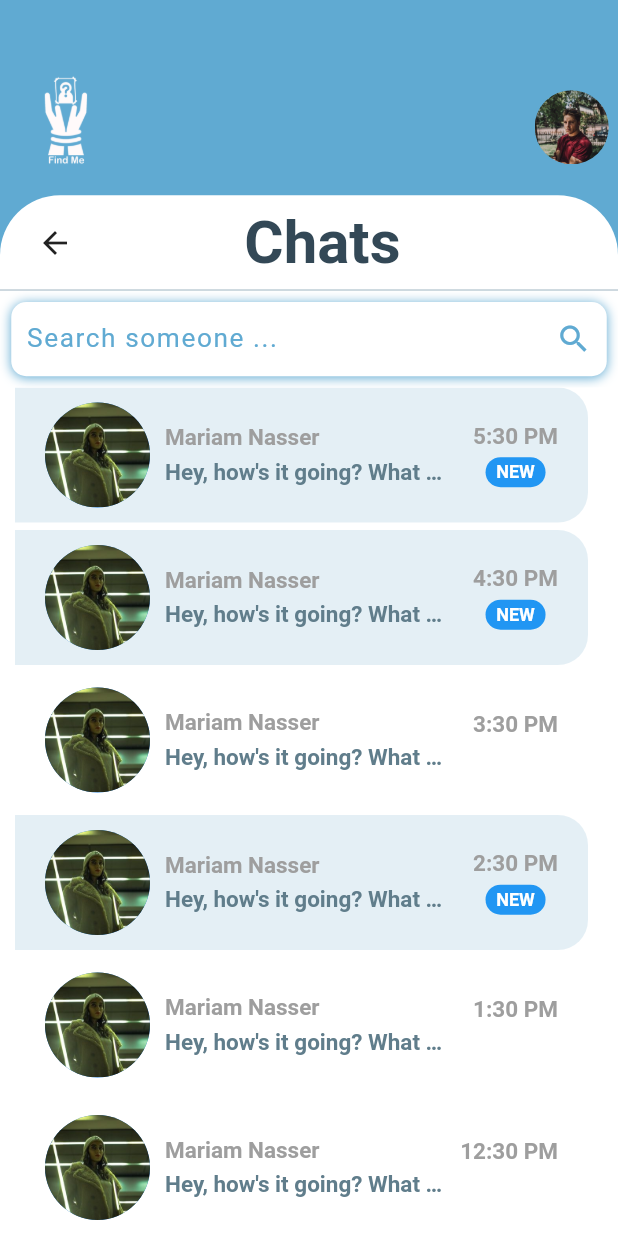
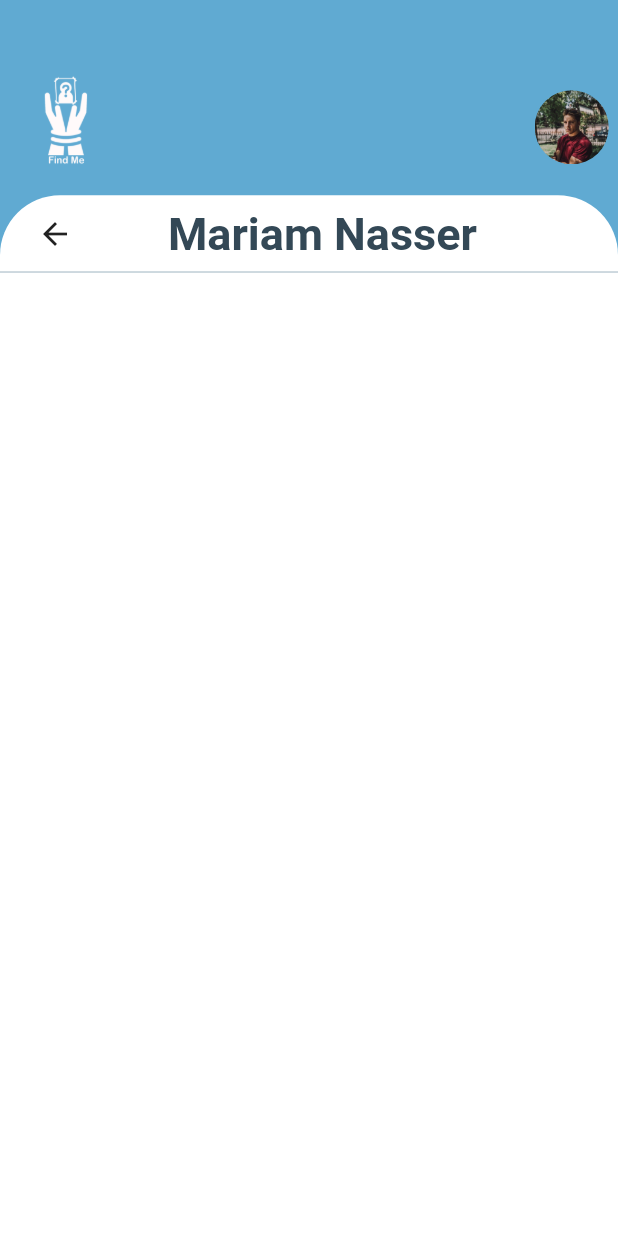
Before and after one commit to muaadh-hasan/Findme_Graduation_Project, a Flutter app: the screen it shows after launch, on a phone screen of 412 x 824 dp. Run offline on Flutter 3.47's test engine with Material 2 defaults, Android fonts, the phone set to English and light mode, and no system bars; our stand-ins replace flutter_svg; Roboto replaces fonts that are missing (Europa).

Commit message:
Error Fixed & added Individual chat.

```diff
--- a/lib/main.dart
+++ b/lib/main.dart
@@ -1,5 +1,6 @@
 import 'package:findme_gp_project/screens/chats_screen.dart';
 import 'package:findme_gp_project/screens/home_screen.dart';
+import 'package:findme_gp_project/screens/individual_chat_screen.dart';
 import 'package:findme_gp_project/screens/profile_screen.dart';
 import 'package:findme_gp_project/widgets/post_item.dart';
 import 'package:flutter/material.dart';
@@ -34,8 +35,8 @@ class MyHomePage extends StatefulWidget {
 class _MyHomePageState extends State<MyHomePage> {
   @override
   Widget build(BuildContext context) {
-    return
-  //  Profile();
-      ChatsScreen();
+    return IndividualChatScreen();
+    //  Profile();
+    //ChatsScreen();
   }
 }
--- a/lib/models/message.dart
+++ b/lib/models/message.dart
@@ -22,12 +22,18 @@ Account account1 = Account(
   phone: '+021111137744',
   email: 'mariamnasser979@gmail.com',
 );
+Account account2 = Account(
+  name: "Yasmeena Badawy",
+  images: ['assets/images/pic9.jpg'],
+  phone: '+021111137744',
+  email: 'yasmeena@gmail.com',
+);
 // YOU - current user
 final User currentUser = User(account: account1);
 
 // USERS
-final User yasmeena = User(account: account1);
-final User james = User(account: account1);
+final User yasmeena = User(account: account2);
+final User mariam = User(account: account1);
 final User john = User(account: account1);
 final User olivia = User(account: account1);
 final User sam = User(account: account1);
@@ -36,7 +42,7 @@ final User steven = User(account: account1);
 
 // just static data for UI
 List<User> users = [
-  yasmeena,
+  mariam,
   yasmeena,
   yasmeena,
   yasmeena,
@@ -95,7 +101,7 @@ List<Message> chats = [
 // EXAMPLE MESSAGES IN CHAT SCREEN
 List<Message> messages = [
   Message(
-    sender: james,
+    sender: yasmeena,
     time: '5:30 PM',
     text: 'Hey, how\'s it going? What did you do today?',
     unread: true,
@@ -107,13 +113,13 @@ List<Message> messages = [
     unread: true,
   ),
   Message(
-    sender: james,
+    sender: yasmeena,
     time: '3:45 PM',
     text: 'How\'s the doggo?',
     unread: true,
   ),
   Message(
-    sender: james,
+    sender: yasmeena,
     time: '3:15 PM',
     text: 'All the food',
     unread: true,
@@ -125,7 +131,7 @@ List<Message> messages = [
     unread: true,
   ),
   Message(
-    sender: james,
+    sender: yasmeena,
     time: '2:00 PM',
     text: 'I ate so much food today.',
     unread: true,
--- /dev/null
+++ b/lib/screens/individual_chat_screen.dart
@@ -0,0 +1,72 @@
+import 'package:findme_gp_project/models/message.dart';
+import 'package:findme_gp_project/widgets/chats_widgets.dart';
+import 'package:flutter/material.dart';
+
+class IndividualChatScreen extends StatelessWidget {
+  @override
+  Widget build(BuildContext context) {
+    return Scaffold(
+      backgroundColor: const Color(0xff60aad2),
+      body: Column(
+        children: [
+          Expanded(
+            flex: 3,
+            child: Container(
+              color: const Color(0xff60aad2),
+              child: customAppBar(context),
+            ),
+          ),
+          Expanded(
+            flex: 16,
+            child: Container(
+              height: MediaQuery.of(context).size.height * .10,
+              width: double.infinity,
+              decoration: BoxDecoration(
+                  color: Colors.white,
+                  borderRadius: BorderRadius.only(
+                    topLeft: Radius.circular(40),
+                    topRight: Radius.circular(40),
+                  )),
+              child: Container(
+                margin: EdgeInsets.only(
+                    top: MediaQuery.of(context).size.height * .010),
+                child: Column(
+                  children: [
+                    Row(
+                      children: [
+                        Expanded(
+                          flex: 1,
+                          child: Container(
+                            child: Icon(Icons.arrow_back),
+                            margin: EdgeInsets.only(
+                                left: MediaQuery.of(context).size.width * .060),
+                          ),
+                        ),
+                        Expanded(
+                          flex: 22,
+                          child: Text(
+                            users[0].account.name,
+                            style: TextStyle(
+                              fontFamily: 'Europa',
+                              fontSize: 30,
+                              color: const Color(0xff334856),
+                              fontWeight: FontWeight.w700,
+                            ),
+                            textAlign: TextAlign.center,
+                          ),
+                        ),
+                      ],
+                    ),
+                    Divider(
+                      color: const Color.fromARGB(100, 6, 63, 94),
+                    ),
+                  ],
+                ),
+              ),
+            ),
+          ),
+        ],
+      ),
+    );
+  }
+}
```
